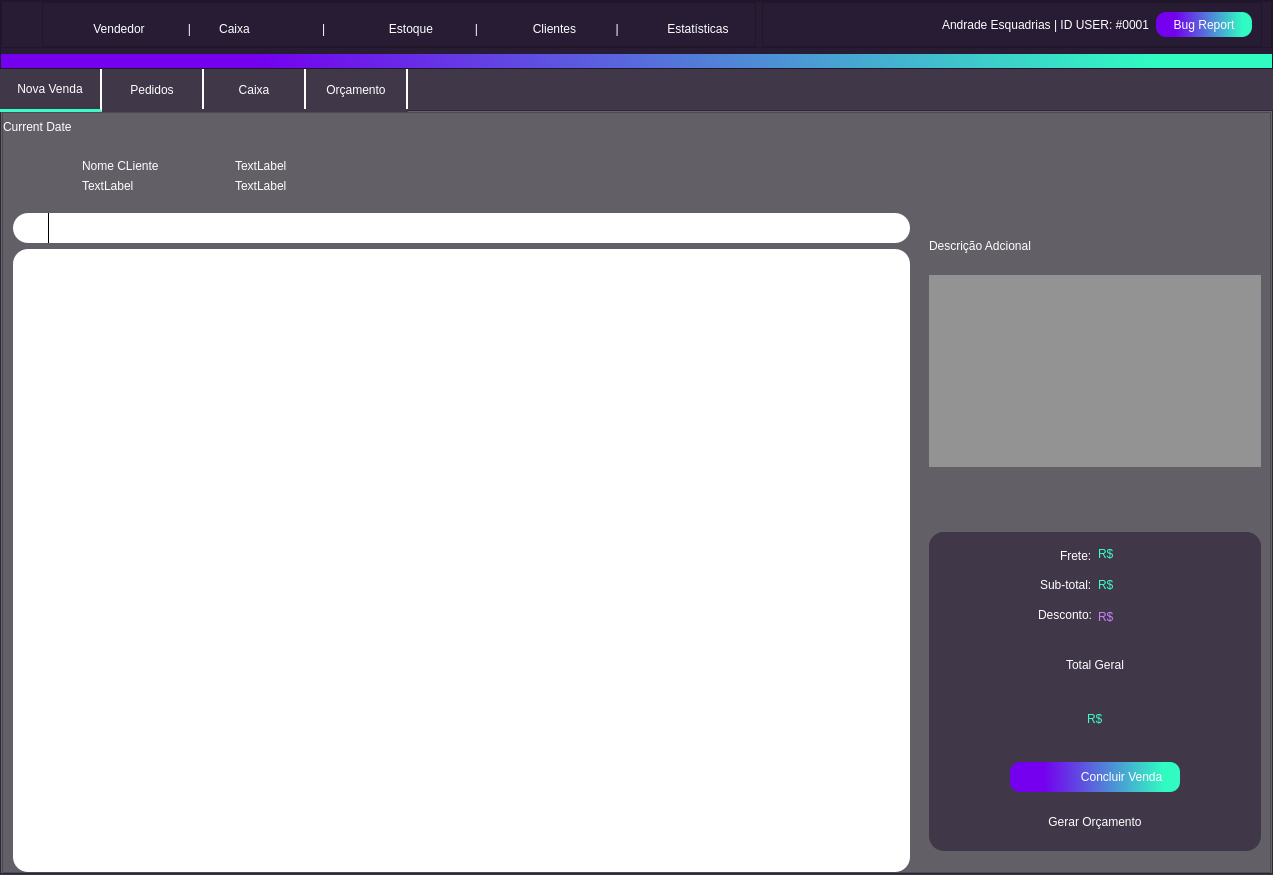
First picture: the form in main.ui, repository Torbenn-1/Orb, before the edit.
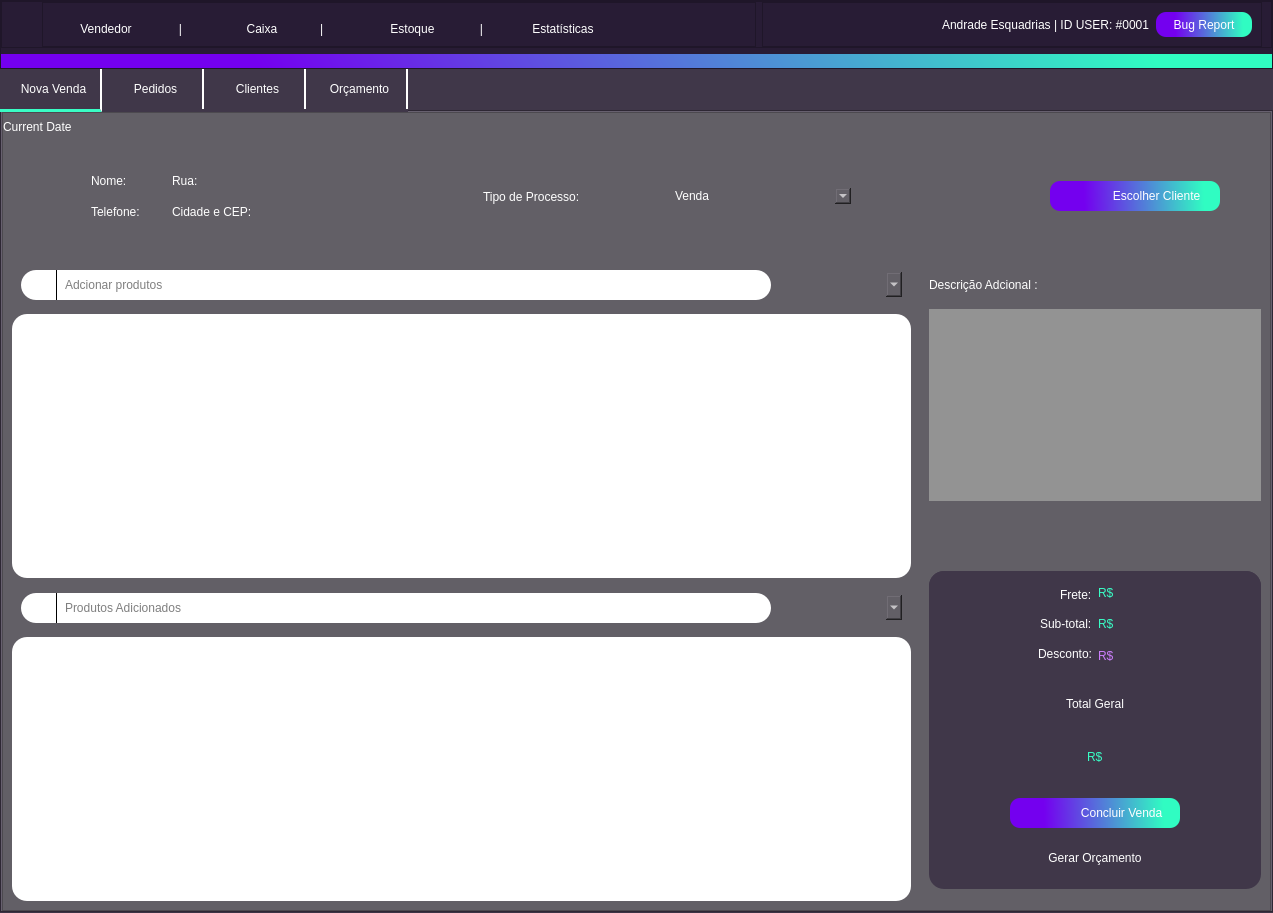
Second picture: the form after the edit. The open tabs and pages were chosen to show the change. Icons and pictures are not drawn.

The edit to the form file:
```diff
--- a/main.ui
+++ b/main.ui
@@ -7,7 +7,7 @@
     <x>0</x>
     <y>0</y>
     <width>1273</width>
-    <height>875</height>
+    <height>913</height>
    </rect>
   </property>
   <property name="windowTitle">
@@ -107,17 +107,35 @@
             </layout>
            </widget>
           </item>
-          <item>
+          <item alignment="Qt::AlignLeft">
            <widget class="QFrame" name="frame_3">
+            <property name="minimumSize">
+             <size>
+              <width>714</width>
+              <height>0</height>
+             </size>
+            </property>
+            <property name="maximumSize">
+             <size>
+              <width>6546545</width>
+              <height>16777215</height>
+             </size>
+            </property>
             <property name="frameShape">
              <enum>QFrame::StyledPanel</enum>
             </property>
             <property name="frameShadow">
              <enum>QFrame::Raised</enum>
             </property>
-            <layout class="QHBoxLayout" name="horizontalLayout" stretch="0,0,0,0,0,0,0,0,0">
+            <layout class="QHBoxLayout" name="horizontalLayout" stretch="0,0,0,0,0,0,0">
+             <property name="spacing">
+              <number>0</number>
+             </property>
              <property name="leftMargin">
-              <number>23</number>
+              <number>0</number>
+             </property>
+             <property name="rightMargin">
+              <number>134</number>
              </property>
              <property name="bottomMargin">
               <number>0</number>
@@ -127,7 +145,7 @@
                <property name="minimumSize">
                 <size>
                  <width>80</width>
-                 <height>25</height>
+                 <height>30</height>
                 </size>
                </property>
                <property name="styleSheet">
@@ -177,12 +195,18 @@
                </property>
               </widget>
              </item>
-             <item alignment="Qt::AlignLeft">
+             <item alignment="Qt::AlignHCenter">
               <widget class="QPushButton" name="pushButton_2">
+               <property name="sizePolicy">
+                <sizepolicy hsizetype="Minimum" vsizetype="Fixed">
+                 <horstretch>0</horstretch>
+                 <verstretch>0</verstretch>
+                </sizepolicy>
+               </property>
                <property name="minimumSize">
                 <size>
-                 <width>0</width>
-                 <height>25</height>
+                 <width>100</width>
+                 <height>30</height>
                 </size>
                </property>
                <property name="styleSheet">
@@ -237,7 +261,7 @@
                <property name="minimumSize">
                 <size>
                  <width>80</width>
-                 <height>25</height>
+                 <height>30</height>
                 </size>
                </property>
                <property name="styleSheet">
@@ -287,67 +311,12 @@
                </property>
               </widget>
              </item>
-             <item>
-              <widget class="QPushButton" name="pushButton_4">
-               <property name="minimumSize">
-                <size>
-                 <width>80</width>
-                 <height>25</height>
-                </size>
-               </property>
-               <property name="styleSheet">
-                <string notr="true">QPushButton{
-border:0px;
-border-radius:12px;
-}
-QPushButton::hover
-{
-
-background-color:#403749;
-
-}
-QPushButton::pressed
-{
-border-style: outset;
-border-width: 3px;
-border-color: #30fcc2;
-background-color:625f66
-}</string>
-               </property>
-               <property name="text">
-                <string>   Clientes</string>
-               </property>
-               <property name="icon">
-                <iconset resource="source.qrc">
-                 <normaloff>:/iconteste/icons/group.png</normaloff>:/iconteste/icons/group.png</iconset>
-               </property>
-               <property name="iconSize">
-                <size>
-                 <width>24</width>
-                 <height>24</height>
-                </size>
-               </property>
-              </widget>
-             </item>
-             <item>
-              <widget class="QLabel" name="label_5">
-               <property name="maximumSize">
-                <size>
-                 <width>25</width>
-                 <height>16777215</height>
-                </size>
-               </property>
-               <property name="text">
-                <string>  |</string>
-               </property>
-              </widget>
-             </item>
              <item>
               <widget class="QPushButton" name="pushButton_5">
                <property name="minimumSize">
                 <size>
                  <width>80</width>
-                 <height>25</height>
+                 <height>30</height>
                 </size>
                </property>
                <property name="styleSheet">
@@ -491,7 +460,14 @@
     <item>
      <widget class="QTabWidget" name="tabWidget">
       <property name="styleSheet">
-       <string notr="true">QTabBar::tab { height: 40px; width: 100px; background-color:#403749; color:white; border-right:2px solid #ffffff; }
+       <string notr="true">QTabBar::tab {
+height: 40px;
+width: 93px; 
+background-color:#403749; 
+color:white;
+border-right:2px solid #ffffff;
+padding-left:7px;
+ }
 
 QTabBar::tab:selected {
     border-bottom:3px solid #39fdc5;
@@ -655,6 +631,12 @@
                 <layout class="QHBoxLayout" name="horizontalLayout_15">
                  <item>
                   <widget class="QLabel" name="label_18">
+                   <property name="minimumSize">
+                    <size>
+                     <width>55</width>
+                     <height>50</height>
+                    </size>
+                   </property>
                    <property name="maximumSize">
                     <size>
                      <width>55</width>
@@ -677,39 +659,263 @@
                    <property name="frameShadow">
                     <enum>QFrame::Raised</enum>
                    </property>
-                   <layout class="QFormLayout" name="formLayout_5">
-                    <property name="horizontalSpacing">
-                     <number>73</number>
-                    </property>
-                    <property name="verticalSpacing">
-                     <number>6</number>
-                    </property>
-                    <item row="0" column="0">
-                     <widget class="QLabel" name="label_10">
-                      <property name="text">
-                       <string>Nome CLiente </string>
+                   <layout class="QHBoxLayout" name="horizontalLayout_20">
+                    <item>
+                     <widget class="QFrame" name="frame_39">
+                      <property name="minimumSize">
+                       <size>
+                        <width>0</width>
+                        <height>75</height>
+                       </size>
                       </property>
-                     </widget>
-                    </item>
-                    <item row="0" column="1">
-                     <widget class="QLabel" name="label_12">
-                      <property name="text">
-                       <string>TextLabel</string>
+                      <property name="frameShape">
+                       <enum>QFrame::StyledPanel</enum>
                       </property>
+                      <property name="frameShadow">
+                       <enum>QFrame::Raised</enum>
+                      </property>
+                      <layout class="QFormLayout" name="formLayout_6">
+                       <item row="0" column="0">
+                        <widget class="QLabel" name="clientenome">
+                         <property name="minimumSize">
+                          <size>
+                           <width>75</width>
+                           <height>25</height>
+                          </size>
+                         </property>
+                         <property name="text">
+                          <string>Nome:</string>
+                         </property>
+                        </widget>
+                       </item>
+                       <item row="0" column="1">
+                        <widget class="QLabel" name="rua">
+                         <property name="minimumSize">
+                          <size>
+                           <width>75</width>
+                           <height>25</height>
+                          </size>
+                         </property>
+                         <property name="text">
+                          <string>Rua:</string>
+                         </property>
+                        </widget>
+                       </item>
+                       <item row="1" column="0">
+                        <widget class="QLabel" name="telefone">
+                         <property name="minimumSize">
+                          <size>
+                           <width>75</width>
+                           <height>25</height>
+                          </size>
+                         </property>
+                         <property name="text">
+                          <string>Telefone:</string>
+                         </property>
+                        </widget>
+                       </item>
+                       <item row="1" column="1">
+                        <widget class="QLabel" name="citycep">
+                         <property name="minimumSize">
+                          <size>
+                           <width>75</width>
+                           <height>25</height>
+                          </size>
+                         </property>
+                         <property name="text">
+                          <string>Cidade e CEP:</string>
+                         </property>
+                        </widget>
+                       </item>
+                      </layout>
                      </widget>
                     </item>
-                    <item row="1" column="0">
-                     <widget class="QLabel" name="label_21">
-                      <property name="text">
-                       <string>TextLabel</string>
+                    <item>
+                     <widget class="QFrame" name="frame_50">
+                      <property name="frameShape">
+                       <enum>QFrame::StyledPanel</enum>
                       </property>
+                      <property name="frameShadow">
+                       <enum>QFrame::Raised</enum>
+                      </property>
+                      <layout class="QHBoxLayout" name="horizontalLayout_29">
+                       <item>
+                        <widget class="QLabel" name="label_5">
+                         <property name="minimumSize">
+                          <size>
+                           <width>111</width>
+                           <height>25</height>
+                          </size>
+                         </property>
+                         <property name="text">
+                          <string>Tipo de Processo:</string>
+                         </property>
+                        </widget>
+                       </item>
+                       <item>
+                        <widget class="QComboBox" name="comboBox_7">
+                         <property name="styleSheet">
+                          <string notr="true">QComboBox {
+	border: transparent;
+
+}
+QComboBox::drop-down:button{
+border:transparent; background:transparent;
+border-image: url(:/iconteste/icons/arrow-white.png);
+width: 14px;
+height: 14px;
+padding-top:1px;
+margin-top:3px;
+
+}
+
+QComboBox QAbstractItemView{
+	
+	border:1px solid black;
+	border-radius:0px;
+ 
+	
+}</string>
+                         </property>
+                         <item>
+                          <property name="text">
+                           <string>Venda</string>
+                          </property>
+                         </item>
+                         <item>
+                          <property name="text">
+                           <string>Troca</string>
+                          </property>
+                         </item>
+                         <item>
+                          <property name="text">
+                           <string>Devolução</string>
+                          </property>
+                         </item>
+                        </widget>
+                       </item>
+                      </layout>
                      </widget>
                     </item>
-                    <item row="1" column="1">
-                     <widget class="QLabel" name="label_22">
-                      <property name="text">
-                       <string>TextLabel</string>
+                    <item>
+                     <widget class="QFrame" name="frame_40">
+                      <property name="maximumSize">
+                       <size>
+                        <width>450</width>
+                        <height>16777215</height>
+                       </size>
                       </property>
+                      <property name="layoutDirection">
+                       <enum>Qt::LeftToRight</enum>
+                      </property>
+                      <property name="frameShape">
+                       <enum>QFrame::StyledPanel</enum>
+                      </property>
+                      <property name="frameShadow">
+                       <enum>QFrame::Raised</enum>
+                      </property>
+                      <layout class="QVBoxLayout" name="verticalLayout_21">
+                       <property name="spacing">
+                        <number>0</number>
+                       </property>
+                       <property name="leftMargin">
+                        <number>0</number>
+                       </property>
+                       <property name="topMargin">
+                        <number>0</number>
+                       </property>
+                       <property name="rightMargin">
+                        <number>0</number>
+                       </property>
+                       <property name="bottomMargin">
+                        <number>0</number>
+                       </property>
+                       <item>
+                        <widget class="QFrame" name="frame_47">
+                         <property name="minimumSize">
+                          <size>
+                           <width>0</width>
+                           <height>40</height>
+                          </size>
+                         </property>
+                         <property name="frameShape">
+                          <enum>QFrame::StyledPanel</enum>
+                         </property>
+                         <property name="frameShadow">
+                          <enum>QFrame::Raised</enum>
+                         </property>
+                         <layout class="QHBoxLayout" name="horizontalLayout_26">
+                          <property name="spacing">
+                           <number>0</number>
+                          </property>
+                          <property name="leftMargin">
+                           <number>152</number>
+                          </property>
+                          <property name="topMargin">
+                           <number>0</number>
+                          </property>
+                          <property name="rightMargin">
+                           <number>0</number>
+                          </property>
+                          <property name="bottomMargin">
+                           <number>0</number>
+                          </property>
+                          <item>
+                           <widget class="QPushButton" name="pushButton_13">
+                            <property name="minimumSize">
+                             <size>
+                              <width>170</width>
+                              <height>30</height>
+                             </size>
+                            </property>
+                            <property name="maximumSize">
+                             <size>
+                              <width>170</width>
+                              <height>16777215</height>
+                             </size>
+                            </property>
+                            <property name="layoutDirection">
+                             <enum>Qt::RightToLeft</enum>
+                            </property>
+                            <property name="styleSheet">
+                             <string notr="true">
+
+
+QPushButton{
+border:1px;
+background-color: qlineargradient(spread:pad, x1:0.0227727, y1:0.557, x2:1, y2:0.551, stop:0.181818 rgba(116, 0, 239, 255), stop:0.903409 rgba(48, 252, 194, 255));
+border-radius:10px;
+}
+QPushButton::hover
+{
+
+
+border-width: 2px;
+
+border-color: black;
+
+}
+QPushButton::pressed
+{
+border-style: outset;
+border-width: 3px;
+border-color: #30fcc2;
+}
+</string>
+                            </property>
+                            <property name="text">
+                             <string>             Escolher Cliente</string>
+                            </property>
+                            <property name="icon">
+                             <iconset resource="qrc/source.qrc">
+                              <normaloff>:/iconteste/icons/right white arrow.png</normaloff>:/iconteste/icons/right white arrow.png</iconset>
+                            </property>
+                           </widget>
+                          </item>
+                         </layout>
+                        </widget>
+                       </item>
+                      </layout>
                      </widget>
                     </item>
                    </layout>
@@ -757,110 +963,147 @@
                     <enum>QFrame::Raised</enum>
                    </property>
                    <layout class="QVBoxLayout" name="verticalLayout_6">
-                    <property name="spacing">
-                     <number>6</number>
-                    </property>
-                    <property name="leftMargin">
-                     <number>10</number>
-                    </property>
-                    <property name="topMargin">
-                     <number>0</number>
-                    </property>
-                    <property name="rightMargin">
-                     <number>10</number>
-                    </property>
-                    <property name="bottomMargin">
-                     <number>0</number>
-                    </property>
                     <item>
-                     <widget class="QFrame" name="frame_30">
-                      <property name="minimumSize">
-                       <size>
-                        <width>0</width>
-                        <height>30</height>
-                       </size>
-                      </property>
-                      <property name="maximumSize">
-                       <size>
-                        <width>16777215</width>
-                        <height>40</height>
-                       </size>
-                      </property>
-                      <property name="styleSheet">
-                       <string notr="true">background-color:white;
-color:black;</string>
-                      </property>
+                     <widget class="QFrame" name="frame_38">
                       <property name="frameShape">
                        <enum>QFrame::StyledPanel</enum>
                       </property>
                       <property name="frameShadow">
                        <enum>QFrame::Raised</enum>
                       </property>
-                      <layout class="QHBoxLayout" name="horizontalLayout_18">
-                       <property name="topMargin">
-                        <number>0</number>
-                       </property>
+                      <layout class="QHBoxLayout" name="horizontalLayout_19">
                        <property name="bottomMargin">
-                        <number>0</number>
+                        <number>8</number>
                        </property>
                        <item>
-                        <widget class="QLabel" name="label_33">
-                         <property name="minimumSize">
-                          <size>
-                           <width>20</width>
-                           <height>20</height>
-                          </size>
-                         </property>
-                         <property name="maximumSize">
-                          <size>
-                           <width>20</width>
-                           <height>20</height>
-                          </size>
-                         </property>
-                         <property name="styleSheet">
-                          <string notr="true">border-image: url(:/iconteste/icons/loupe (1).png);
-border-radius:12px;</string>
-                         </property>
-                         <property name="text">
-                          <string/>
-                         </property>
-                        </widget>
-                       </item>
-                       <item>
-                        <widget class="Line" name="line">
-                         <property name="minimumSize">
-                          <size>
-                           <width>1</width>
-                           <height>25</height>
-                          </size>
-                         </property>
-                         <property name="maximumSize">
-                          <size>
-                           <width>1</width>
-                           <height>16777215</height>
-                          </size>
-                         </property>
-                         <property name="styleSheet">
-                          <string notr="true">background-color:black;	</string>
-                         </property>
-                         <property name="orientation">
-                          <enum>Qt::Vertical</enum>
-                         </property>
-                        </widget>
-                       </item>
-                       <item>
-                        <widget class="QLineEdit" name="lineEdit">
+                        <widget class="QFrame" name="frame_30">
                          <property name="minimumSize">
                           <size>
                            <width>0</width>
-                           <height>25</height>
+                           <height>30</height>
+                          </size>
+                         </property>
+                         <property name="maximumSize">
+                          <size>
+                           <width>16777215</width>
+                           <height>40</height>
                           </size>
                          </property>
                          <property name="styleSheet">
                           <string notr="true">background-color:white;
+color:black;</string>
+                         </property>
+                         <property name="frameShape">
+                          <enum>QFrame::StyledPanel</enum>
+                         </property>
+                         <property name="frameShadow">
+                          <enum>QFrame::Raised</enum>
+                         </property>
+                         <layout class="QHBoxLayout" name="horizontalLayout_18">
+                          <property name="topMargin">
+                           <number>0</number>
+                          </property>
+                          <property name="bottomMargin">
+                           <number>0</number>
+                          </property>
+                          <item>
+                           <widget class="QLabel" name="label_33">
+                            <property name="minimumSize">
+                             <size>
+                              <width>20</width>
+                              <height>20</height>
+                             </size>
+                            </property>
+                            <property name="maximumSize">
+                             <size>
+                              <width>20</width>
+                              <height>20</height>
+                             </size>
+                            </property>
+                            <property name="styleSheet">
+                             <string notr="true">border-image: url(:/iconteste/icons/loupe (1).png);
+border-radius:12px;</string>
+                            </property>
+                            <property name="text">
+                             <string/>
+                            </property>
+                           </widget>
+                          </item>
+                          <item>
+                           <widget class="Line" name="line">
+                            <property name="minimumSize">
+                             <size>
+                              <width>1</width>
+                              <height>25</height>
+                             </size>
+                            </property>
+                            <property name="maximumSize">
+                             <size>
+                              <width>1</width>
+                              <height>16777215</height>
+                             </size>
+                            </property>
+                            <property name="styleSheet">
+                             <string notr="true">background-color:black;	</string>
+                            </property>
+                            <property name="orientation">
+                             <enum>Qt::Vertical</enum>
+                            </property>
+                           </widget>
+                          </item>
+                          <item>
+                           <widget class="QLineEdit" name="lineEdit">
+                            <property name="minimumSize">
+                             <size>
+                              <width>0</width>
+                              <height>25</height>
+                             </size>
+                            </property>
+                            <property name="styleSheet">
+                             <string notr="true">background-color:white;
 font: 12pt &quot;MS Shell Dlg 2&quot;;
 color:black;
 border-radius:10px;</string>
+                            </property>
+                            <property name="placeholderText">
+                             <string>Adcionar produtos</string>
+                            </property>
+                           </widget>
+                          </item>
+                         </layout>
+                        </widget>
+                       </item>
+                       <item>
+                        <widget class="QComboBox" name="comboBox_4">
+                         <property name="minimumSize">
+                          <size>
+                           <width>125</width>
+                           <height>25</height>
+                          </size>
+                         </property>
+                         <property name="styleSheet">
+                          <string notr="true">QComboBox {
+	border: transparent;
+
+}
+QComboBox::drop-down:button{
+border:transparent; background:transparent;
+border-image: url(:/iconteste/icons/arrow-white.png);
+width: 14,px;
+height: 14px;
+padding-top:1px;
+margin-top:3px;
+
+}
+
+QComboBox QAbstractItemView{
+	
+	border:1px solid black;
+	border-radius:0px;
+ 
+	
+}
+</string>
                          </property>
                         </widget>
                        </item>
@@ -875,6 +1118,161 @@
                       </property>
                      </widget>
                     </item>
+                    <item>
+                     <widget class="QFrame" name="frame_48">
+                      <property name="frameShape">
+                       <enum>QFrame::StyledPanel</enum>
+                      </property>
+                      <property name="frameShadow">
+                       <enum>QFrame::Raised</enum>
+                      </property>
+                      <layout class="QHBoxLayout" name="horizontalLayout_27">
+                       <property name="bottomMargin">
+                        <number>8</number>
+                       </property>
+                       <item>
+                        <widget class="QFrame" name="frame_49">
+                         <property name="minimumSize">
+                          <size>
+                           <width>0</width>
+                           <height>30</height>
+                          </size>
+                         </property>
+                         <property name="maximumSize">
+                          <size>
+                           <width>16777215</width>
+                           <height>40</height>
+                          </size>
+                         </property>
+                         <property name="styleSheet">
+                          <string notr="true">background-color:white;
+color:black;</string>
+                         </property>
+                         <property name="frameShape">
+                          <enum>QFrame::StyledPanel</enum>
+                         </property>
+                         <property name="frameShadow">
+                          <enum>QFrame::Raised</enum>
+                         </property>
+                         <layout class="QHBoxLayout" name="horizontalLayout_28">
+                          <property name="topMargin">
+                           <number>0</number>
+                          </property>
+                          <property name="bottomMargin">
+                           <number>0</number>
+                          </property>
+                          <item>
+                           <widget class="QLabel" name="label_47">
+                            <property name="minimumSize">
+                             <size>
+                              <width>20</width>
+                              <height>20</height>
+                             </size>
+                            </property>
+                            <property name="maximumSize">
+                             <size>
+                              <width>20</width>
+                              <height>20</height>
+                             </size>
+                            </property>
+                            <property name="styleSheet">
+                             <string notr="true">border-image: url(:/iconteste/icons/loupe (1).png);
+border-radius:12px;</string>
+                            </property>
+                            <property name="text">
+                             <string/>
+                            </property>
+                           </widget>
+                          </item>
+                          <item>
+                           <widget class="Line" name="line_3">
+                            <property name="minimumSize">
+                             <size>
+                              <width>1</width>
+                              <height>25</height>
+                             </size>
+                            </property>
+                            <property name="maximumSize">
+                             <size>
+                              <width>1</width>
+                              <height>16777215</height>
+                             </size>
+                            </property>
+                            <property name="styleSheet">
+                             <string notr="true">background-color:black;	</string>
+                            </property>
+                            <property name="orientation">
+                             <enum>Qt::Vertical</enum>
+                            </property>
+                           </widget>
+                          </item>
+                          <item>
+                           <widget class="QLineEdit" name="lineEdit_3">
+                            <property name="minimumSize">
+                             <size>
+                              <width>0</width>
+                              <height>25</height>
+                             </size>
+                            </property>
+                            <property name="styleSheet">
+                             <string notr="true">background-color:white;
+font: 12pt &quot;MS Shell Dlg 2&quot;;
+color:black;
+border-radius:10px;</string>
+                            </property>
+                            <property name="placeholderText">
+                             <string>Produtos Adicionados</string>
+                            </property>
+                           </widget>
+                          </item>
+                         </layout>
+                        </widget>
+                       </item>
+                       <item>
+                        <widget class="QComboBox" name="comboBox_5">
+                         <property name="minimumSize">
+                          <size>
+                           <width>125</width>
+                           <height>25</height>
+                          </size>
+                         </property>
+                         <property name="styleSheet">
+                          <string notr="true">QComboBox {
+	border: transparent;
+
+}
+QComboBox::drop-down:button{
+border:transparent; background:transparent;
+border-image: url(:/iconteste/icons/arrow-white.png);
+width: 14,px;
+height: 14px;
+padding-top:1px;
+margin-top:3px;
+
+}
+
+QComboBox QAbstractItemView{
+	
+	border:1px solid black;
+	border-radius:0px;
+ 
+	
+}
+</string>
+                         </property>
+                        </widget>
+                       </item>
+                      </layout>
+                     </widget>
+                    </item>
+                    <item>
+                     <widget class="QListWidget" name="listWidget">
+                      <property name="styleSheet">
+                       <string notr="true">background-color:white;
+color:black;</string>
+                      </property>
+                     </widget>
+                    </item>
                    </layout>
                   </widget>
                  </item>
@@ -932,7 +1330,7 @@
                       </property>
                       <layout class="QVBoxLayout" name="verticalLayout_18">
                        <property name="spacing">
-                        <number>22</number>
+                        <number>17</number>
                        </property>
                        <property name="leftMargin">
                         <number>0</number>
@@ -955,7 +1353,7 @@
                           </size>
                          </property>
                          <property name="text">
-                          <string>Descrição Adcional </string>
+                          <string>Descrição Adcional :</string>
                          </property>
                         </widget>
                        </item>
@@ -1258,7 +1656,7 @@
                             <property name="minimumSize">
                              <size>
                               <width>0</width>
-                              <height>25</height>
+                              <height>30</height>
                              </size>
                             </property>
                             <property name="styleSheet">
@@ -2237,7 +2635,7 @@
       </widget>
       <widget class="QWidget" name="tab_3">
        <attribute name="title">
-        <string>Caixa</string>
+        <string>Clientes</string>
        </attribute>
       </widget>
       <widget class="QWidget" name="tab_4">
```
Left out of the diff: 380 changed lines with no effect on the pictures.
